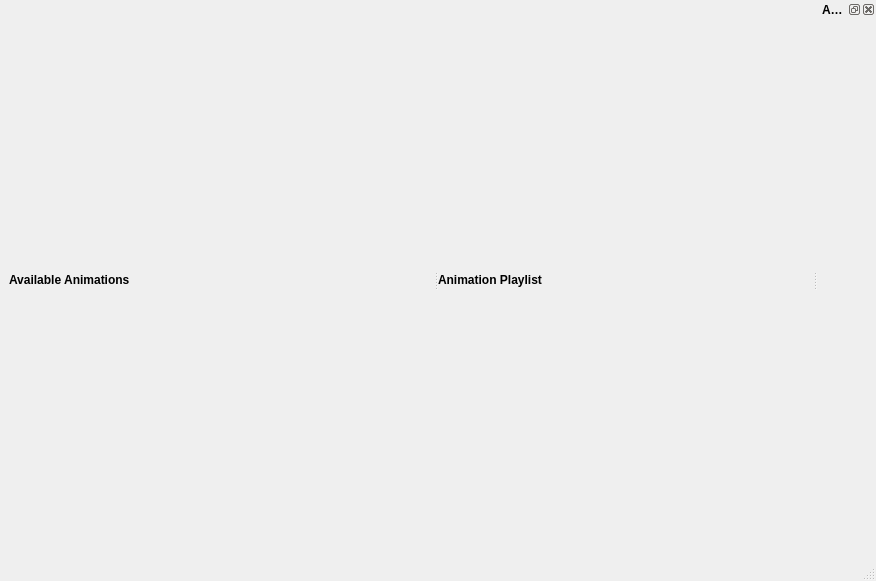
First picture: the form in src/gui/MainWindow.ui, repository casch-at/ledcc, before the edit.
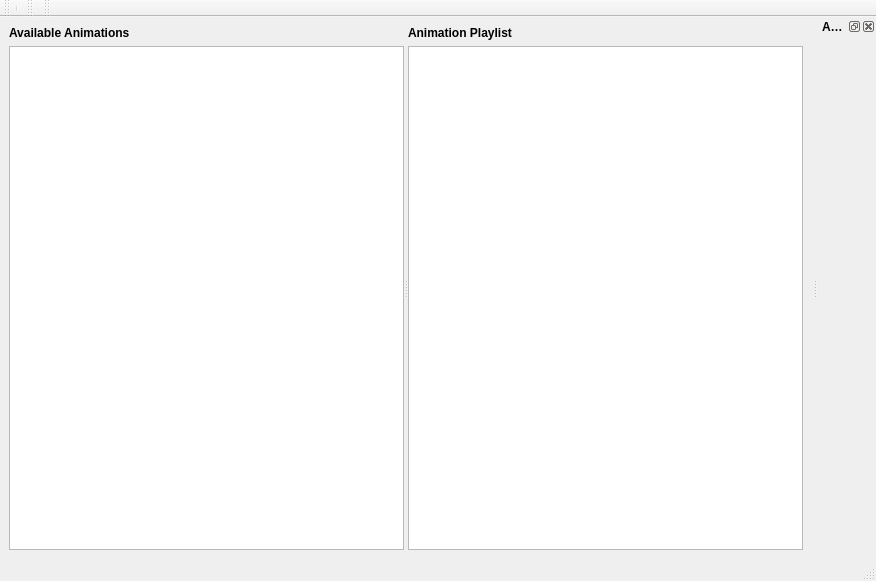
Second picture: the form after the edit. Icons and pictures are not drawn. Custom widgets are drawn as their Qt base class.

Commit message: Added own class for handling all build in animations - improvments

```diff
--- a/src/gui/MainWindow.ui
+++ b/src/gui/MainWindow.ui
@@ -18,8 +18,8 @@
     <normaloff>:/images/ledgreen.png</normaloff>:/images/ledgreen.png</iconset>
   </property>
   <widget class="QWidget" name="centralwidget">
-   <layout class="QGridLayout" name="gridLayout" rowstretch="1">
-    <item row="0" column="0">
+   <layout class="QVBoxLayout" name="verticalLayout">
+    <item>
      <widget class="QSplitter" name="splitter">
       <property name="orientation">
        <enum>Qt::Horizontal</enum>
@@ -39,10 +39,13 @@
           </property>
          </widget>
         </item>
+        <item>
+         <widget class="AnimationListWidget" name="m_animationList"/>
+        </item>
        </layout>
       </widget>
-      <widget class="QWidget" name="layoutWidget">
-       <layout class="QVBoxLayout" name="m_animationPlaylistLay">
+      <widget class="QWidget" name="verticalLayoutWidget_2">
+       <layout class="QVBoxLayout" name="m_animationPlaylistVL">
         <item>
          <widget class="QLabel" name="animationPlaylistL">
           <property name="font">
@@ -56,6 +59,9 @@
           </property>
          </widget>
         </item>
+        <item>
+         <widget class="AnimationPlayListWidget" name="m_animationPlaylist"/>
+        </item>
        </layout>
       </widget>
      </widget>
@@ -88,6 +94,43 @@
    </attribute>
    <widget class="QWidget" name="dockWidgetContents"/>
   </widget>
+  <widget class="QToolBar" name="m_mainTB">
+   <property name="windowTitle">
+    <string>Main Toolbar</string>
+   </property>
+   <attribute name="toolBarArea">
+    <enum>TopToolBarArea</enum>
+   </attribute>
+   <attribute name="toolBarBreak">
+    <bool>false</bool>
+   </attribute>
+   <addaction name="separator"/>
+  </widget>
+  <widget class="QToolBar" name="m_helpTB">
+   <property name="windowTitle">
+    <string>Help Toolbar</string>
+   </property>
+   <property name="allowedAreas">
+    <set>Qt::RightToolBarArea|Qt::TopToolBarArea</set>
+   </property>
+   <attribute name="toolBarArea">
+    <enum>TopToolBarArea</enum>
+   </attribute>
+   <attribute name="toolBarBreak">
+    <bool>false</bool>
+   </attribute>
+  </widget>
+  <widget class="QToolBar" name="m_animationTB">
+   <property name="windowTitle">
+    <string>Animation Toolbar</string>
+   </property>
+   <attribute name="toolBarArea">
+    <enum>TopToolBarArea</enum>
+   </attribute>
+   <attribute name="toolBarBreak">
+    <bool>false</bool>
+   </attribute>
+  </widget>
  </widget>
  <customwidgets>
   <customwidget>
@@ -96,6 +139,16 @@
    <header>AnimationPropertiesPreview.hpp</header>
    <container>1</container>
   </customwidget>
+  <customwidget>
+   <class>AnimationPlayListWidget</class>
+   <extends>QListWidget</extends>
+   <header>AnimationPlayListWidget.hpp</header>
+  </customwidget>
+  <customwidget>
+   <class>AnimationListWidget</class>
+   <extends>QListWidget</extends>
+   <header>AnimationListWidget.hpp</header>
+  </customwidget>
  </customwidgets>
  <resources>
   <include location="../icons.qrc"/>
```
Left out of the diff: 20 changed lines with no effect on the pictures. The commit also changes 12 other files.
